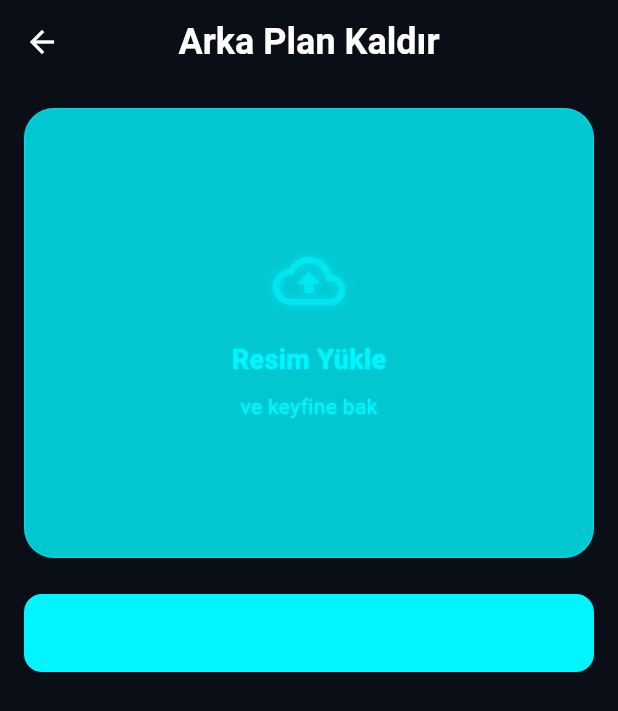
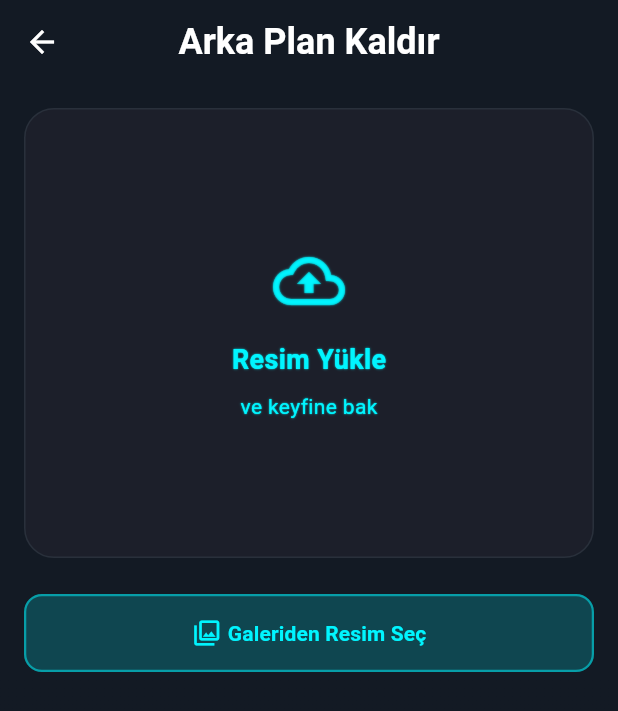
Before and after one commit to niak0/imageifyai, a Flutter app: the RemoveBackgroundView screen opened directly, after a tap on "Galeriden Resim Seç", on a phone screen of 412 x 824 dp. Shown: the top 711 px of the screen. Run offline on Flutter 3.47's test engine with Material 3 defaults, Android fonts, the phone set to English and light mode, and no system bars; our stand-ins replace image_picker; network calls fail.

````diff
--- a/lib/core/widgets/gradient_scaffold.dart
+++ b/lib/core/widgets/gradient_scaffold.dart
@@ -42,7 +42,7 @@ class GradientScaffold extends StatelessWidget {
     this.endDrawerEnableOpenDragGesture = true,
     // Arka plan parametreleri
     this.backgroundColor,
-    this.primaryColor = AppColors.primaryBackground,
+    this.primaryColor = AppColors.background,
     this.secondaryColor = const Color(0xFF041326),
     this.backgroundOpacity = 0.9,
     this.gradientOpacity = 0.05,
@@ -51,7 +51,7 @@ class GradientScaffold extends StatelessWidget {
 
   @override
   Widget build(BuildContext context) {
-    final effectiveBackgroundColor = backgroundColor ?? AppColors.primaryBackground;
+    final effectiveBackgroundColor = backgroundColor ?? AppColors.background;
 
     return Scaffold(
       backgroundColor: effectiveBackgroundColor,
--- a/lib/features/baby/view/baby_view.dart
+++ b/lib/features/baby/view/baby_view.dart
@@ -24,7 +24,7 @@ class _BabyViewContent extends StatelessWidget {
   @override
   Widget build(BuildContext context) {
     return GradientScaffold(
-      backgroundColor: AppColors.secondaryBackground,
+      backgroundColor: AppColors.card,
       appBar: AppBar(
         title: const Text('Bebeğinizi Oluşturun'),
         centerTitle: true,
--- a/lib/features/home/view/widgets/app_drawer.dart
+++ b/lib/features/home/view/widgets/app_drawer.dart
@@ -2,11 +2,8 @@ import 'package:flutter/material.dart';
 import 'package:imageifyai/core/theme/theme_manager.dart';
 import 'package:imageifyai/product/styles/decorations.dart';
 import 'package:imageifyai/product/tokens/colors.dart';
-import 'package:imageifyai/core/theme/app_theme.dart';
 import 'package:imageifyai/core/extensions/glow_extensions.dart';
 import 'package:provider/provider.dart';
-
-import '../../../../core/widgets/base_container.dart';
 
 class AppDrawer extends StatelessWidget {
   const AppDrawer({super.key});
--- a/lib/features/home/view/widgets/custom_app_bar.dart
+++ b/lib/features/home/view/widgets/custom_app_bar.dart
@@ -13,7 +13,7 @@ class CustomAppBar extends StatelessWidget {
       expandedHeight: 180,
       floating: false,
       pinned: true,
-      backgroundColor: AppColors.primaryBackground,
+      backgroundColor: AppColors.background,
       elevation: 0,
       leading: Padding(
         padding: const EdgeInsets.all(8.0),
--- a/lib/features/tattoo/view/tattoo_view.dart
+++ b/lib/features/tattoo/view/tattoo_view.dart
@@ -29,7 +29,7 @@ class _TattooViewContent extends StatelessWidget {
       behavior: HitTestBehavior.opaque,
       onTap: () => FocusScope.of(context).unfocus(),
       child: GradientScaffold(
-        backgroundColor: AppColors.secondaryBackground,
+        backgroundColor: AppColors.card,
         appBar: AppBar(
           title: const Row(
             mainAxisAlignment: MainAxisAlignment.spaceBetween,
--- a/lib/features/text_to_image/view/widgets/full_screen_input.dart
+++ b/lib/features/text_to_image/view/widgets/full_screen_input.dart
@@ -31,7 +31,7 @@ class _FullScreenInputState extends State<FullScreenInput> {
   @override
   Widget build(BuildContext context) {
     return Scaffold(
-      backgroundColor: AppColors.primaryBackground,
+      backgroundColor: AppColors.background,
       body: SafeArea(
         child: Column(
           children: [
--- a/lib/features/tools/rem_bg/view/rem_bg_view.dart
+++ b/lib/features/tools/rem_bg/view/rem_bg_view.dart
@@ -7,7 +7,6 @@ import 'package:imageifyai/product/styles/decorations.dart';
 import 'package:imageifyai/product/tokens/app_tokens.dart';
 import 'package:imageifyai/product/tokens/colors.dart';
 import 'package:imageifyai/core/extensions/glow_extensions.dart';
-import 'package:imageifyai/core/widgets/base_container.dart';
 import 'package:imageifyai/core/widgets/gradient_scaffold.dart';
 import 'package:imageifyai/features/tools/rem_bg/view_model/rem_bg_view_model.dart';
 import 'package:provider/provider.dart';
@@ -21,7 +20,7 @@ class RemoveBackgroundView extends StatelessWidget {
       create: (context) => RemoveBackgroundViewModel(),
       child: Consumer<RemoveBackgroundViewModel>(
         builder: (context, viewModel, _) => GradientScaffold(
-          backgroundColor: AppColors.primaryBackground,
+          backgroundColor: AppColors.background,
           appBar: AppBar(
             title: const Text('Arka Plan Kaldır'),
           ),
@@ -78,7 +77,9 @@ class RemoveBackgroundView extends StatelessWidget {
                   leftIcon: Icons.photo_library_outlined,
                   isFullWidth: true,
                   isLoading: viewModel.isLoading,
-                  onPressed: () => viewModel.pickImage(ImageSource.gallery),
+                  onPressed: () {
+                    // () => viewModel.pickImage(ImageSource.gallery)
+                  },
                 ),
 
                 if (viewModel.selectedImage != null) ...[
--- a/lib/features/tools/upscaler/view/upscaler_view.dart
+++ b/lib/features/tools/upscaler/view/upscaler_view.dart
@@ -5,7 +5,6 @@ import 'package:imageifyai/product/styles/button_styles.dart';
 import 'package:imageifyai/product/styles/decorations.dart';
 import 'package:imageifyai/product/tokens/app_tokens.dart';
 import 'package:imageifyai/product/tokens/colors.dart';
-import 'package:imageifyai/core/widgets/base_container.dart';
 import 'package:imageifyai/core/widgets/gradient_scaffold.dart';
 import 'package:imageifyai/features/tools/upscaler/view_model/upscaler_view_model.dart';
 import 'package:provider/provider.dart';
@@ -19,7 +18,7 @@ class UpscalerView extends StatelessWidget {
       create: (_) => UpscalerViewModel(),
       child: Consumer<UpscalerViewModel>(
         builder: (context, viewModel, _) => GradientScaffold(
-          backgroundColor: AppColors.secondaryBackground,
+          backgroundColor: AppColors.card,
           appBar: AppBar(
             title: const Text('Kalite Yükseltici'),
           ),
--- a/lib/product/styles/button_styles.dart
+++ b/lib/product/styles/button_styles.dart
@@ -19,22 +19,40 @@ abstract class ButtonStyles {
     switch (type) {
       case AppButtonType.primary:
         return ElevatedButton.styleFrom(
-          backgroundColor: color,
-          foregroundColor: AppColors.primary,
+          backgroundColor: color.withOpacity(0.2),
+          foregroundColor: color,
           padding: _getPadding(size),
-          shape: shape,
+          shape: shape.copyWith(
+            side: BorderSide(color: color.withOpacity(0.5), width: 1.5),
+          ),
           elevation: 0,
+        ).copyWith(
+          overlayColor: WidgetStateProperty.resolveWith((states) {
+            if (states.contains(WidgetState.pressed)) {
+              return color.withOpacity(0.1);
+            }
+            return null;
+          }),
         );
+
       case AppButtonType.secondary:
         return ElevatedButton.styleFrom(
           backgroundColor: Colors.transparent,
           foregroundColor: color,
           padding: _getPadding(size),
           shape: shape.copyWith(
-            side: BorderSide(color: color),
+            side: BorderSide(color: color.withOpacity(0.5), width: 1.5),
           ),
           elevation: 0,
+        ).copyWith(
+          overlayColor: WidgetStateProperty.resolveWith((states) {
+            if (states.contains(WidgetState.pressed)) {
+              return color.withOpacity(0.3);
+            }
+            return null;
+          }),
         );
+
       case AppButtonType.text:
         return TextButton.styleFrom(
           foregroundColor: color,
--- a/lib/product/styles/decorations.dart
+++ b/lib/product/styles/decorations.dart
@@ -1,29 +1,55 @@
 import 'package:flutter/material.dart';
 import 'package:imageifyai/product/tokens/colors.dart';
 
+/// Container ve diğer widget'lar için temel dekorasyon stilleri
 abstract class AppDecorations {
-  // Base decoration
-
+  /// Standart container dekorasyonu
+  ///
+  /// Primary renk ile oluşturulmuş, yarı saydam, yumuşak kenarlı container.
+  /// Örnek kullanım:
+  /// ```dart
+  /// Container(
+  ///   decoration: AppDecorations.baseContainer,
+  ///   child: YourWidget(),
+  /// )
+  /// ```
   static BoxDecoration get baseContainer => BoxDecoration(
-        color: AppColors.primary.withOpacity(0.8),
+        color: AppColors.card,
         borderRadius: BorderRadius.circular(20),
         border: Border.all(
-          color: AppColors.primary.withOpacity(0.3),
+          color: AppColors.border,
           width: 1.0,
         ),
       );
 
-  // Transparent container
+  ///  Transparan container dekorasyonu
+  ///
+  /// [baseContainer] ile aynı özelliklere sahip fakat arkaplanı transparan.
+  /// Genellikle [withGlowEffect] ile birlikte ve [onlyBorder: true] olarak kullanılır.
+  ///
+  /// Örnek kullanım:
+  /// ```dart
+  /// Container(
+  ///   decoration: AppDecorations.transparentContainer.withGlowEffect(
+  ///     onlyBorder: true,
+  ///   ),
+  ///   child: YourWidget(),
+  /// )
+  /// ```
   static BoxDecoration get transparentContainer => baseContainer.copyWith(
         color: Colors.transparent,
       );
 
-  // Surface container
+  ///  Surface renkli container dekorasyonu
+  ///
+  /// [baseContainer] ile aynı özelliklere sahip fakat [AppColors.surface] rengini kullanır.
   static BoxDecoration get surfaceContainer => baseContainer.copyWith(
         color: AppColors.surface.withOpacity(0.8),
       );
 
-  // Secondary container
+  /// Secondary renkli container dekorasyonu
+  ///
+  /// [baseContainer] ile aynı özelliklere sahip fakat [AppColors.secondary] rengini kullanır.
   static BoxDecoration get secondaryContainer => baseContainer.copyWith(
         color: AppColors.secondary.withOpacity(0.8),
       );
--- a/lib/product/tokens/colors.dart
+++ b/lib/product/tokens/colors.dart
@@ -5,8 +5,10 @@ abstract class AppColors {
   // Ana Renkler
   static const primary = Color(0xFF00F5FF); //0xFF00F5FF
   static const secondary = Color(0xFFBF00FF); // 8A2BE2 bunu dene
-  static const primaryBackground = Color(0xFF0A0E17);
-  static const secondaryBackground = Color(0xFF1F1F24);
+  static const background = Color(0xFF131A24); // 0xFF1C1F2A
+  static const card = Color(0xFF1C1F2A);
+  static const onCard = Color(0xFF1C242F);
+  static const border = Color(0xFF29303B);
 
   // Metin Renkleri
   static const text = Color(0xFFFFFFFF);
@@ -32,7 +34,6 @@ abstract class AppColors {
   // Çizgi ve Kenarlık Renkleri (Daha belirgin)
   static const outline = Color(0xFF2F2F3F);
   static const outlineVariant = Color(0xFF3F3F52);
-  static const border = Color(0xFF2A2A38);
 
   // Gradient güncelleme
   static const List<Color> backgroundDecoration = [
````
Also changed, not shown: lib/core/extensions/glow_extensions.dart (+53 -17 lines), lib/core/extensions/press_animation.dart (+20 -0 lines), lib/features/home/view/home_view.dart (+7 -5 lines), lib/features/text_to_image/view/text_to_image_view.dart (+3 -13 lines), 1 other file.
